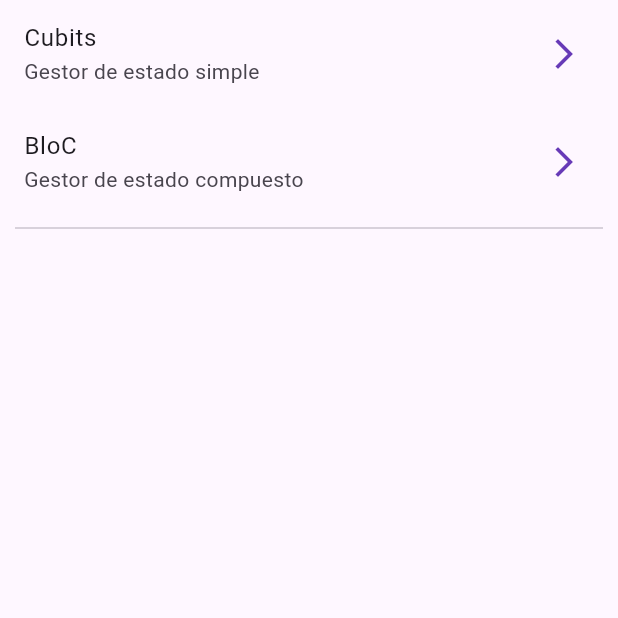
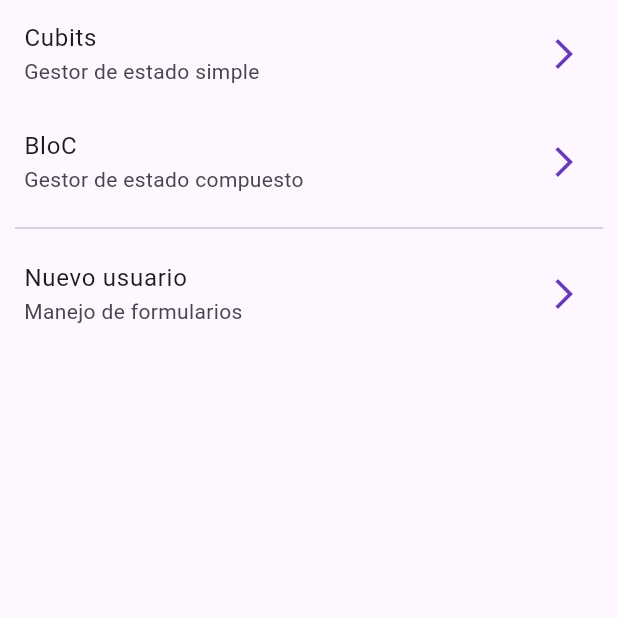
Before and after one commit to dhavico/forms_app, a Flutter app: the screen it shows after launch, on a phone screen of 412 x 824 dp, the top half of it. Run offline on Flutter 3.47's test engine with Material 2 defaults, Android fonts, the phone set to English and light mode, and no system bars; our stand-ins replace equatable, flutter_bloc, go_router.

Commit message:
avance de la sección 20

```diff
--- a/lib/config/router/app_router.dart
+++ b/lib/config/router/app_router.dart
@@ -14,4 +14,8 @@ final appRouter = GoRouter(routes: [
     path: '/counter-bloc',
     builder: (context, state) => const BlocCounterScreen(),
   ),
+  GoRoute(
+    path: '/new-user',
+    builder: (context, state) => const RegisterScreen(),
+  ),
 ]);
--- a/lib/presentation/screens/home_screen.dart
+++ b/lib/presentation/screens/home_screen.dart
@@ -24,7 +24,13 @@ class HomeScreen extends StatelessWidget {
           const Padding(
             padding: EdgeInsets.symmetric(horizontal: 10),
             child: Divider(),
-          )
+          ),
+          ListTile(
+            title: const Text('Nuevo usuario'),
+            subtitle: const Text('Manejo de formularios'),
+            trailing: const Icon(Icons.arrow_forward_ios_outlined),
+            onTap: () => context.push('/new-user'),
+          ),
         ],
       ),
     );
--- a/lib/presentation/screens/screens.dart
+++ b/lib/presentation/screens/screens.dart
@@ -1,3 +1,4 @@
 export 'home_screen.dart';
 export 'cubits_counter_screen.dart';
 export 'bloc_counter_screen.dart';
+export 'register_screen.dart';
```
Also changed, not shown: lib/presentation/screens/register_screen.dart (added, +46 -0 lines).
